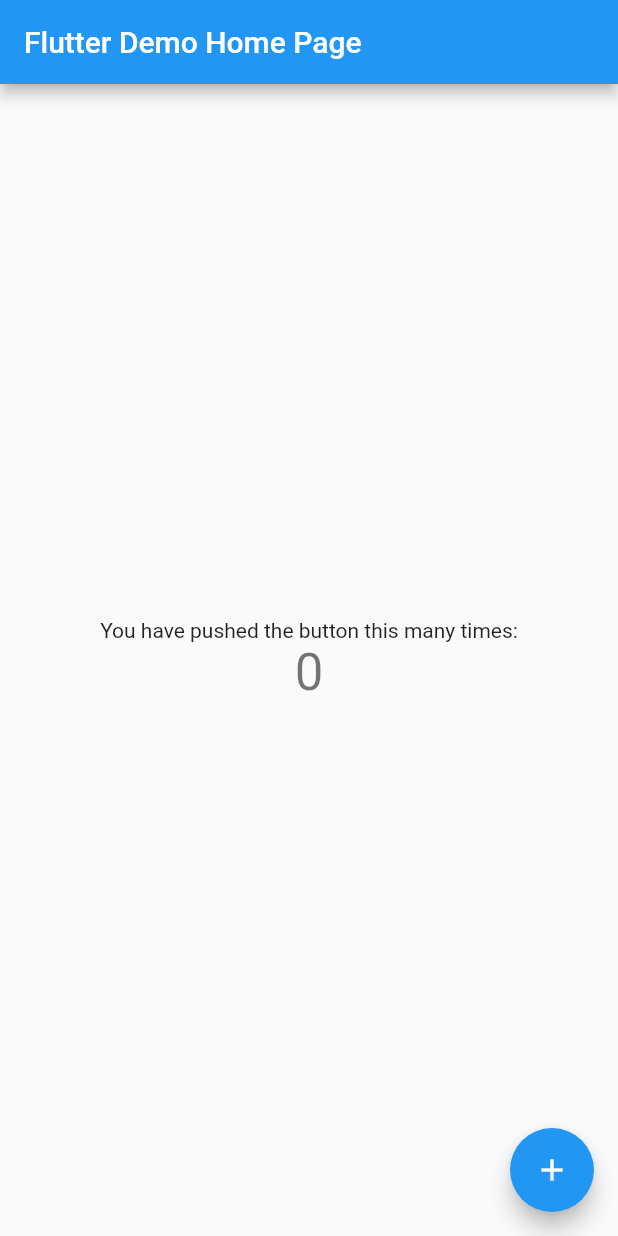
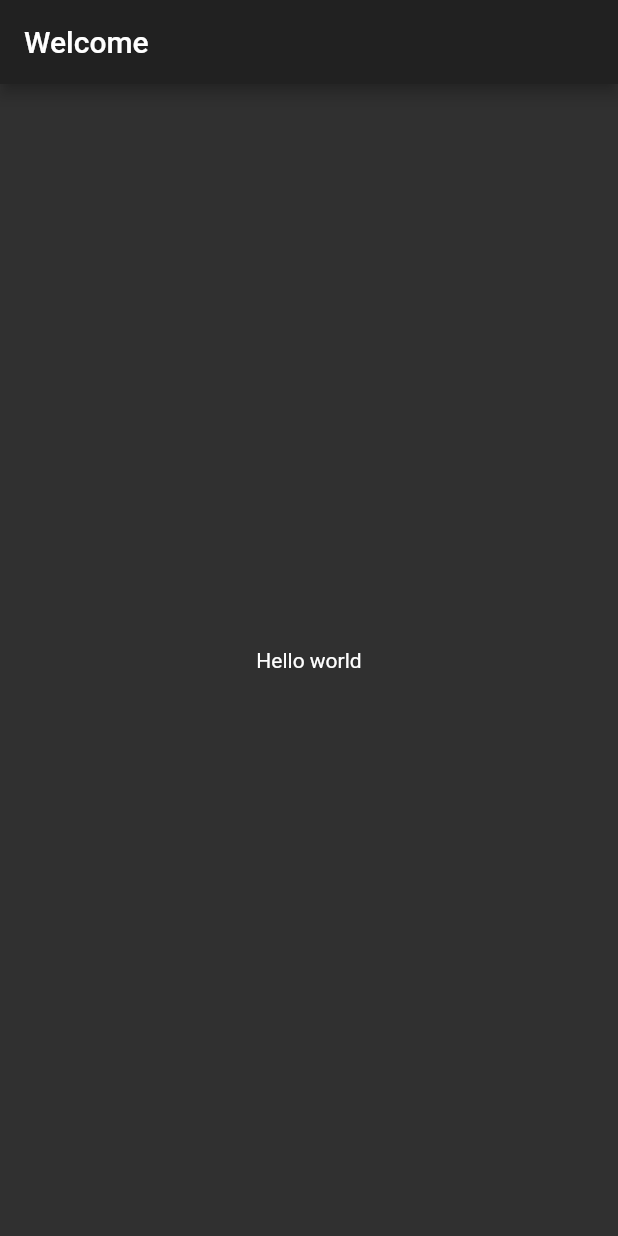
Before and after one commit to alejomongua/flutter-push-notifications, a Flutter app: the screen it shows after launch, on a phone screen of 412 x 824 dp. Run offline on Flutter 3.47's test engine with Material 2 defaults, Android fonts, the phone set to English and light mode, and no system bars.

Commit message:
Creadas páginas necesarias

```diff
--- a/lib/main.dart
+++ b/lib/main.dart
@@ -1,4 +1,6 @@
 import 'package:flutter/material.dart';
+import 'package:push_notifications/pages/home_page.dart';
+import 'package:push_notifications/pages/message_page.dart';
 
 void main() {
   runApp(MyApp());
@@ -9,105 +11,14 @@ class MyApp extends StatelessWidget {
   @override
   Widget build(BuildContext context) {
     return MaterialApp(
-      title: 'Flutter Demo',
-      theme: ThemeData(
-        // This is the theme of your application.
-        //
-        // Try running your application with "flutter run". You'll see the
-        // application has a blue toolbar. Then, without quitting the app, try
-        // changing the primarySwatch below to Colors.green and then invoke
-        // "hot reload" (press "r" in the console where you ran "flutter run",
-        // or simply save your changes to "hot reload" in a Flutter IDE).
-        // Notice that the counter didn't reset back to zero; the application
-        // is not restarted.
-        primarySwatch: Colors.blue,
-      ),
-      home: MyHomePage(title: 'Flutter Demo Home Page'),
+      debugShowCheckedModeBanner: false,
+      title: 'Push notifications demo',
+      home: HomePage(),
+      routes: {
+        'home': (_) => HomePage(),
+        'message': (_) => MessagePage(),
+      },
+      theme: ThemeData.dark(),
     );
   }
 }
-
-class MyHomePage extends StatefulWidget {
-  MyHomePage({Key? key, required this.title}) : super(key: key);
-
-  // This widget is the home page of your application. It is stateful, meaning
-  // that it has a State object (defined below) that contains fields that affect
-  // how it looks.
-
-  // This class is the configuration for the state. It holds the values (in this
-  // case the title) provided by the parent (in this case the App widget) and
-  // used by the build method of the State. Fields in a Widget subclass are
-  // always marked "final".
-
-  final String title;
-
-  @override
-  _MyHomePageState createState() => _MyHomePageState();
-}
-
-class _MyHomePageState extends State<MyHomePage> {
-  int _counter = 0;
-
-  void _incrementCounter() {
-    setState(() {
-      // This call to setState tells the Flutter framework that something has
-      // changed in this State, which causes it to rerun the build method below
-      // so that the display can reflect the updated values. If we changed
-      // _counter without calling setState(), then the build method would not be
-      // called again, and so nothing would appear to happen.
-      _counter++;
-    });
-  }
-
-  @override
-  Widget build(BuildContext context) {
-    // This method is rerun every time setState is called, for instance as done
-    // by the _incrementCounter method above.
-    //
-    // The Flutter framework has been optimized to make rerunning build methods
-    // fast, so that you can just rebuild anything that needs updating rather
-    // than having to individually change instances of widgets.
-    return Scaffold(
-      appBar: AppBar(
-        // Here we take the value from the MyHomePage object that was created by
-        // the App.build method, and use it to set our appbar title.
-        title: Text(widget.title),
-      ),
-      body: Center(
-        // Center is a layout widget. It takes a single child and positions it
-        // in the middle of the parent.
-        child: Column(
-          // Column is also a layout widget. It takes a list of children and
-          // arranges them vertically. By default, it sizes itself to fit its
-          // children horizontally, and tries to be as tall as its parent.
-          //
-          // Invoke "debug painting" (press "p" in the console, choose the
-          // "Toggle Debug Paint" action from the Flutter Inspector in Android
-          // Studio, or the "Toggle Debug Paint" command in Visual Studio Code)
-          // to see the wireframe for each widget.
-          //
-          // Column has various properties to control how it sizes itself and
-          // how it positions its children. Here we use mainAxisAlignment to
-          // center the children vertically; the main axis here is the vertical
-          // axis because Columns are vertical (the cross axis would be
-          // horizontal).
-          mainAxisAlignment: MainAxisAlignment.center,
-          children: <Widget>[
-            Text(
-              'You have pushed the button this many times:',
-            ),
-            Text(
-              '$_counter',
-              style: Theme.of(context).textTheme.headline4,
-            ),
-          ],
-        ),
-      ),
-      floatingActionButton: FloatingActionButton(
-        onPressed: _incrementCounter,
-        tooltip: 'Increment',
-        child: Icon(Icons.add),
-      ), // This trailing comma makes auto-formatting nicer for build methods.
-    );
-  }
-}
--- /dev/null
+++ b/lib/pages/home_page.dart
@@ -0,0 +1,13 @@
+import 'package:flutter/material.dart';
+
+class HomePage extends StatelessWidget {
+  @override
+  Widget build(BuildContext context) => Scaffold(
+        appBar: AppBar(
+          title: Text('Welcome'),
+        ),
+        body: Center(
+          child: Text('Hello world'),
+        ),
+      );
+}
--- /dev/null
+++ b/lib/pages/message_page.dart
@@ -0,0 +1,13 @@
+import 'package:flutter/material.dart';
+
+class MessagePage extends StatelessWidget {
+  @override
+  Widget build(BuildContext context) => Scaffold(
+        appBar: AppBar(
+          title: Text('Message'),
+        ),
+        body: Center(
+          child: Text('Message page'),
+        ),
+      );
+}
--- /dev/null
+++ b/lib/services/push_notification_service.dart
@@ -0,0 +1 @@
+class PushNotificationService {}
```
Also changed, not shown: pubspec.yaml (+2 -55 lines), pubspec.lock, 5 other files.
